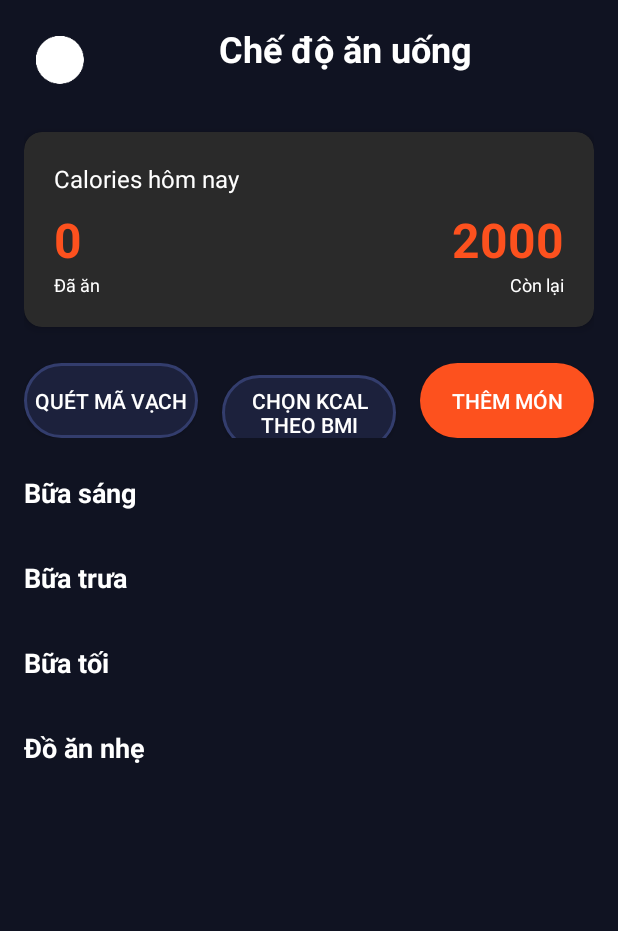
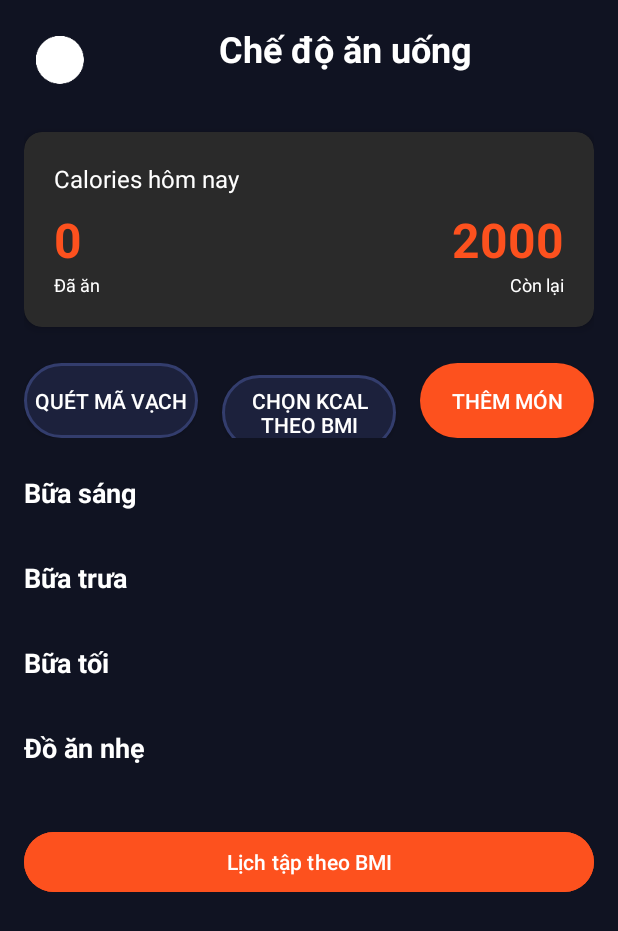
Before and after one commit to daiz123d/Gym-app, an Android app: the layout activity_meal_plan.xml on its own in the app's theme, with its tools: preview values and no code run, on a phone screen of 412 x 824 dp. Shown: the top 931 px of the screen. Run offline under Robolectric (Android 15) with nearby library versions, the phone set to English and light mode, and no system bars.

Commit message:
fix: Fix layout margin attributes and add scheduleBtn to MealPlan layout

```diff
--- a/app/build.gradle
+++ b/app/build.gradle
@@ -39,6 +39,10 @@ android {
         viewBinding true
         buildConfig true
     }
+    lint {
+        abortOnError false
+        disable 'RecyclerView'
+    }
 }
 
 dependencies {
--- a/app/src/main/res/layout/activity_meal_plan.xml
+++ b/app/src/main/res/layout/activity_meal_plan.xml
@@ -225,6 +225,16 @@
                 android:layout_width="match_parent"
                 android:layout_height="wrap_content"
                 android:layout_marginBottom="32dp" />
+
+            <!-- BMI Schedule Button -->
+            <Button
+                android:id="@+id/scheduleBtn"
+                android:layout_width="match_parent"
+                android:layout_height="wrap_content"
+                android:text="Lịch tập theo BMI"
+                android:textColor="@android:color/white"
+                android:backgroundTint="@color/orange"
+                android:layout_marginBottom="16dp" />
         </LinearLayout>
     </ScrollView>
 </androidx.constraintlayout.widget.ConstraintLayout>
--- a/app/src/main/res/layout/item_bmi_schedule.xml
+++ b/app/src/main/res/layout/item_bmi_schedule.xml
@@ -26,7 +26,7 @@
                 android:layout_height="wrap_content"
                 android:orientation="horizontal"
                 android:gravity="center_vertical"
-                android:marginBottom="8dp">
+                android:layout_marginBottom="8dp">
 
                 <TextView
                     android:id="@+id/dayNameTxt"
@@ -69,7 +69,7 @@
                 android:textSize="12sp"
                 android:textColor="@android:color/holo_green_dark"
                 android:text="Tăng cơ, tăng cân"
-                android:marginBottom="8dp" />
+                android:layout_marginBottom="8dp" />
 
             <!-- Exercises List -->
             <TextView
@@ -82,7 +82,7 @@
                 android:ellipsize="end"
                 android:lineSpacingExtra="4dp"
                 android:text="• Tập Tay Trước 30 phút\n• Tập Ngực 30 phút"
-                android:marginBottom="8dp" />
+                android:layout_marginBottom="8dp" />
 
             <!-- Calories -->
             <LinearLayout
--- a/app/src/main/res/values/colors.xml
+++ b/app/src/main/res/values/colors.xml
@@ -5,4 +5,8 @@
     <color name="mainColor">#101322</color>
     <color name="orange">#fd511e</color>
     <color name="darkBlue">#1c213c</color>
+    <color name="dark_bg">#0F0F1F</color>
+    <color name="color_under_weight">#00C853</color>
+    <color name="color_normal">#2196F3</color>
+    <color name="color_obese">#F44336</color>
 </resources>
```
Also changed, not shown: app/src/main/res/layout/activity_bmi_schedule.xml (+5 -5 lines).
